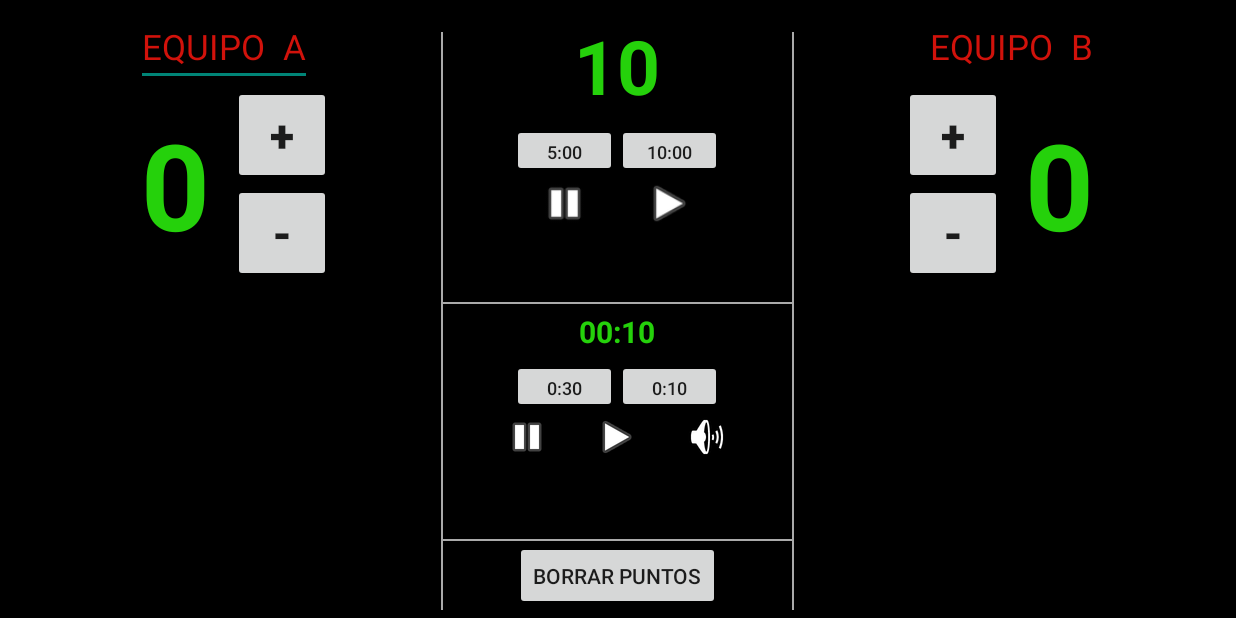
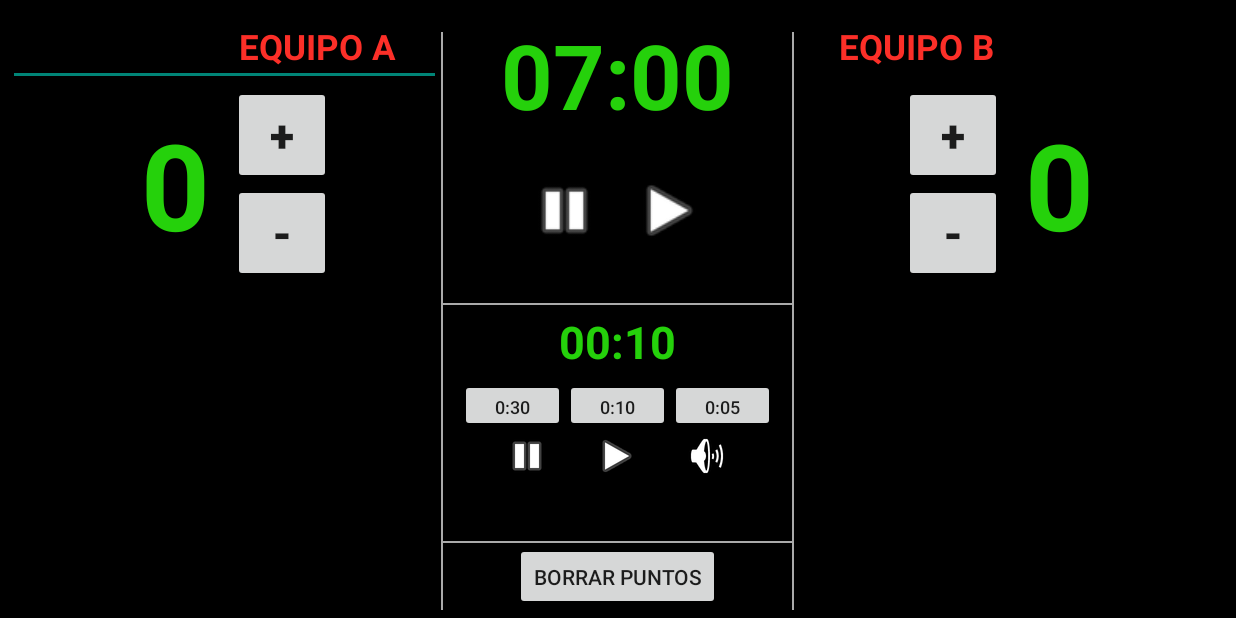
Before and after one commit to cristiansan/Scoreboard, an Android app: the screen it shows after launch (MainActivity), after a tap on an icon or button, on a phone screen of 824 x 412 dp (held sideways). Run offline under Robolectric (Android 15) with nearby library versions, the phone set to English and light mode, and no system bars; 1 other tap on this screen came first.

Commit message:
estilos, colores, botones

```diff
--- a/app/src/main/AndroidManifest.xml
+++ b/app/src/main/AndroidManifest.xml
@@ -10,7 +10,7 @@
         android:theme="@style/AppTheme">
         <activity android:name=".MainActivity"
             android:screenOrientation="landscape"
-            android:theme="@style/Theme.AppCompat.DayNight.NoActionBar"
+            android:theme="@style/AppThemeBlack"
             >
             <intent-filter>
                 <action android:name="android.intent.action.MAIN" />
--- a/app/src/main/res/layout/activity_main.xml
+++ b/app/src/main/res/layout/activity_main.xml
@@ -16,19 +16,21 @@
         android:layout_weight="3">
 
         <EditText
-            android:layout_width="wrap_content"
+            android:layout_width="match_parent"
             android:layout_height="wrap_content"
-            android:hint="EQUIPO  A"
-            android:textColorHint="#d1120b"
-            android:textColor="#d1120b"
+            android:paddingRight="30dp"
+            android:hint="@string/team_a"
+            android:textColorHint="#fc2f28"
+            android:textColor="#fc2f28"
             android:textAllCaps="true"
             android:textSize="23dp"
+            android:textStyle="bold"
             android:maxLength="25"
             android:singleLine="true"
-            android:gravity="center"/>
+            android:gravity="right"/>
 
     <LinearLayout
-        android:layout_width="match_parent"
+        android:layout_width="wrap_content"
         android:layout_height="match_parent"
         android:orientation="horizontal"
         android:gravity="center"
@@ -37,13 +39,15 @@
         <TextView
             android:layout_width="wrap_content"
             android:layout_height="wrap_content"
+            android:textColor="#25d10b"
+            android:singleLine="true"
             android:text="0"
-        android:textColor="#25d10b"
             android:textStyle="bold"
             android:textSize="80dp"
             android:paddingLeft="15dp"
             android:paddingRight="15dp"
-        android:id="@+id/score_left"/>
+            android:id="@+id/score_left"
+            />
 
         <LinearLayout
             android:layout_width="wrap_content"
@@ -123,13 +127,13 @@
     <TextView
         android:layout_width="wrap_content"
         android:layout_height="wrap_content"
-        android:text=""
+        android:text="07:00"
         android:textColor="#25d10b"
         android:textStyle="bold"
-        android:textSize="50dp"
+        android:textSize="60dp"
         android:gravity="center"
         android:layout_gravity="center"
-        android:id="@+id/mainClockSec"
+        android:id="@+id/gameClock"
         />
     </LinearLayout>
     //BOTONES CLOCK-------------------------------------------
@@ -138,8 +142,9 @@
     android:layout_width="match_parent"
     android:layout_height="0dp"
     android:orientation="vertical"
+    android:gravity="center"
     android:layout_weight="10">
-    <LinearLayout
+   <!-- <LinearLayout
         android:layout_width="wrap_content"
         android:layout_height="wrap_content"
         android:gravity="center"
@@ -161,7 +166,7 @@
             android:textSize="12dp"
             android:onClick="add10"/>
 
-    </LinearLayout>
+    </LinearLayout>-->
     <LinearLayout
         android:layout_width="match_parent"
         android:layout_height="wrap_content"
@@ -171,13 +176,15 @@
 
         <ImageView
             android:layout_width="70dp"
-            android:layout_height="35dp"
+            android:layout_height="50dp"
             android:src="@android:drawable/ic_media_pause"
+
+
             android:id="@+id/btnStopTime"
             />
         <ImageView
             android:layout_width="70dp"
-            android:layout_height="35dp"
+            android:layout_height="50dp"
             android:src="@android:drawable/ic_media_play"
             android:id="@+id/btnStartTime"
 
@@ -201,7 +208,7 @@
         android:orientation="horizontal"
         android:layout_weight="1">
 
-    <TextView
+    <!--<TextView
         android:layout_width="wrap_content"
         android:layout_height="wrap_content"
         android:textColor="#25d10b"
@@ -222,18 +229,18 @@
             android:textSize="20dp"
             android:gravity="center"
             android:layout_gravity="center"
-            />
+            />-->
 
         <TextView
             android:layout_width="wrap_content"
             android:layout_height="wrap_content"
             android:textColor="#25d10b"
-            android:text="10"
+            android:text="00:10"
             android:textStyle="bold"
-            android:textSize="20dp"
+            android:textSize="30dp"
             android:gravity="center"
             android:layout_gravity="center"
-            android:id="@+id/secondaryClockSec"
+            android:id="@+id/breakClock"
             />
         </LinearLayout>
     //BOTONES CLOCK-------------------------------------------
@@ -252,18 +259,27 @@
 
             >
 
+
             <Button
                 android:layout_width="70dp"
                 android:layout_height="35dp"
                 android:text="0:30"
                 android:textSize="12dp"
-                android:onClick="add030"/>
+                android:onClick="add30sec"/>
+
             <Button
                 android:layout_width="70dp"
                 android:layout_height="35dp"
                 android:text="0:10"
                 android:textSize="12dp"
-                android:onClick="add010"/>
+                android:onClick="add10sec"/>
+
+            <Button
+                android:layout_width="70dp"
+                android:layout_height="35dp"
+                android:text="0:05"
+                android:textSize="12dp"
+                android:onClick="add5sec"/>
 
         </LinearLayout>
         <LinearLayout
@@ -304,9 +320,10 @@
     android:layout_width="wrap_content"
     android:layout_height="35dp"
     android:gravity="center"
-    android:text="Borrar Puntos"
+    android:text="@string/clean_scores"
     android:onClick="resetScore"
     android:layout_gravity="center"
+        android:singleLine="true"
         android:layout_weight="1"/>
 
 
@@ -328,20 +345,22 @@
         android:layout_weight="3">
 
         <EditText
-            android:layout_width="wrap_content"
+            android:layout_width="match_parent"
             android:layout_height="wrap_content"
-            android:hint="EQUIPO  B"
-            android:textColorHint="#d1120b"
-            android:textColor="#d1120b"
+            android:paddingLeft="30dp"
+            android:hint="@string/team_b"
+            android:textColorHint="#fc2f28"
+            android:textColor="#fc2f28"
             android:textAllCaps="true"
             android:textSize="23dp"
+            android:textStyle="bold"
             android:maxLength="25"
             android:singleLine="true"
-            android:gravity="center"/>
+            android:gravity="left"/>
 
     <LinearLayout
         android:layout_width="wrap_content"
-        android:layout_height="wrap_content"
+        android:layout_height="match_parent"
         android:orientation="horizontal"
         android:gravity="center"
         android:layout_weight="1">
@@ -377,6 +396,7 @@
             android:layout_width="wrap_content"
             android:layout_height="wrap_content"
             android:textColor="#25d10b"
+            android:singleLine="true"
             android:text="0"
             android:textStyle="bold"
             android:textSize="80dp"
--- a/app/src/main/res/values/colors.xml
+++ b/app/src/main/res/values/colors.xml
@@ -4,4 +4,6 @@
     <color name="colorPrimaryDark">#303F9F</color>
     <color name="colorAccent">#FF4081</color>
     <color name="colorBlueLight">#8acef1</color>
+    <color name="colorBlack">#000000</color>
+
 </resources>
--- a/app/src/main/res/values/strings.xml
+++ b/app/src/main/res/values/strings.xml
@@ -1,3 +1,8 @@
 <resources>
-    <string name="app_name">Scordboard</string>
+    <string name="app_name">ScoreBoard</string>
+    <string name="clean_scores">Borrar Puntos</string>
+    <string name="team_a">EQUIPO  A</string>
+    <string name="team_b">EQUIPO  B</string>
+
+
 </resources>
--- a/app/src/main/res/values/styles.xml
+++ b/app/src/main/res/values/styles.xml
@@ -3,9 +3,18 @@
     <!-- Base application theme. -->
     <style name="AppTheme" parent="Theme.AppCompat.Light.DarkActionBar">
         <!-- Customize your theme here. -->
-        <item name="colorPrimary">@color/colorPrimary</item>
-        <item name="colorPrimaryDark">@color/colorPrimaryDark</item>
-        <item name="colorAccent">@color/colorAccent</item>
+        <item name="colorPrimary">@color/colorBlack</item>
+        <item name="colorPrimaryDark">@color/colorBlack</item>
+        <item name="colorAccent">@color/colorBlack</item>
     </style>
 
+    <style name="AppThemeBlack" parent="Theme.AppCompat.DayNight.NoActionBar">
+        <!-- Customize your theme here. -->
+        <item name="colorPrimaryDark">@color/colorBlack</item>
+        <item name="colorPrimary">@color/colorBlack</item>
+
+    </style>
+
+
+
 </resources>
```
Also changed, not shown: app/src/main/java/com/lod/scordboard/MainActivity.java (+35 -41 lines). Lines whose indentation alone changed are shown as unchanged.
